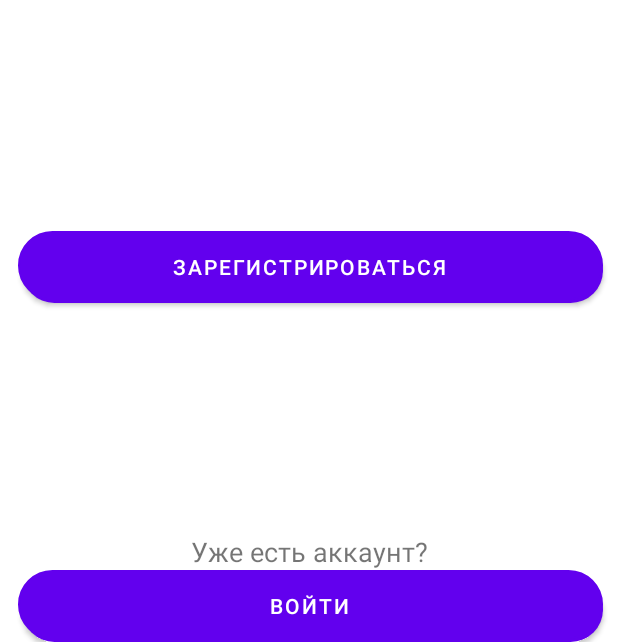
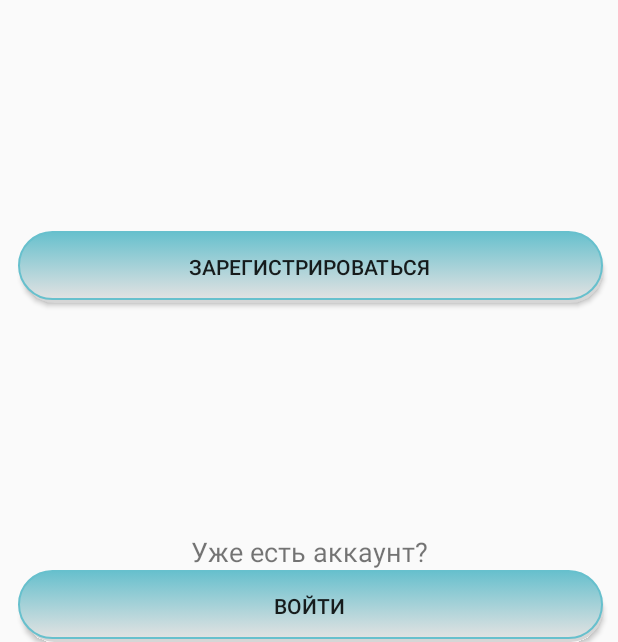
Before and after one commit to AlexanderPerehodyuk/CyberProAndroid, an Android app: the EntranceActivity screen opened directly, with no data from a screen before it, on a phone screen of 412 x 824 dp, the part 594-1236 px from its top. Run offline under Robolectric (Android 15) with nearby library versions, the phone set to English and light mode, and no system bars.

Commit message:
fix кнопок

```diff
--- a/app/src/main/res/values-night/themes.xml
+++ b/app/src/main/res/values-night/themes.xml
@@ -1,6 +1,6 @@
 <resources xmlns:tools="http://schemas.android.com/tools">
     <!-- Base application theme. -->
-    <style name="Theme.Trans" parent="Theme.MaterialComponents.Light.NoActionBar">
+    <style name="Theme.Trans" parent="Theme.AppCompat.Light.NoActionBar">
         <!-- Primary brand color. -->
         <item name="colorPrimary">@color/purple_200</item>
         <item name="colorPrimaryVariant">@color/purple_700</item>
--- a/app/src/main/res/values/themes.xml
+++ b/app/src/main/res/values/themes.xml
@@ -1,6 +1,6 @@
 <resources xmlns:tools="http://schemas.android.com/tools">
     <!-- Base application theme. -->
-    <style name="Theme.Trans" parent="Theme.MaterialComponents.Light.NoActionBar">
+    <style name="Theme.Trans" parent="Theme.AppCompat.Light.NoActionBar">
         <!-- Primary brand color. -->
         <item name="colorPrimary">@color/purple_500</item>
         <item name="colorPrimaryVariant">@color/purple_700</item>
```
